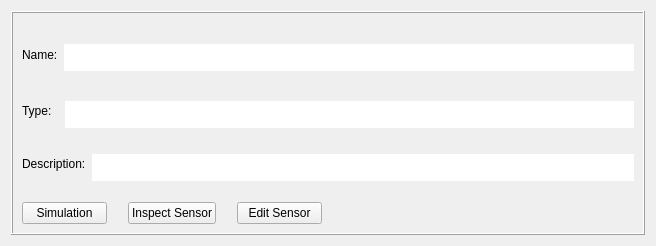
Old version of the form src/View/infowidget.ui in the repository MatteoMazzotti0/EngineChart.
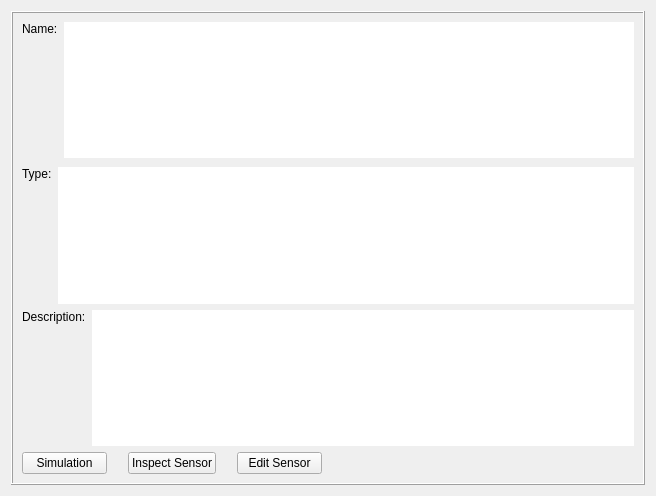
New version of the form.

The edit to the form file:
```diff
--- a/src/View/infowidget.ui
+++ b/src/View/infowidget.ui
@@ -10,7 +10,7 @@
     <x>0</x>
     <y>0</y>
     <width>656</width>
-    <height>246</height>
+    <height>496</height>
    </rect>
   </property>
   <property name="sizePolicy">
@@ -75,6 +75,9 @@
           <property name="text">
            <string>Name:</string>
           </property>
+          <property name="alignment">
+           <set>Qt::AlignmentFlag::AlignLeading|Qt::AlignmentFlag::AlignLeft|Qt::AlignmentFlag::AlignTop</set>
+          </property>
          </widget>
         </item>
         <item>
@@ -94,7 +97,7 @@
           <property name="maximumSize">
            <size>
             <width>16777215</width>
-            <height>20</height>
+            <height>16777215</height>
            </size>
           </property>
           <property name="frameShape">
@@ -164,36 +167,23 @@
           <property name="minimumSize">
            <size>
             <width>0</width>
-            <height>20</height>
+            <height>27</height>
            </size>
           </property>
           <property name="maximumSize">
            <size>
             <width>16777215</width>
-            <height>30</height>
+            <height>16777215</height>
            </size>
           </property>
           <property name="text">
            <string>Type:</string>
           </property>
+          <property name="alignment">
+           <set>Qt::AlignmentFlag::AlignLeading|Qt::AlignmentFlag::AlignLeft|Qt::AlignmentFlag::AlignTop</set>
+          </property>
          </widget>
         </item>
-        <item>
-         <spacer name="verticalSpacer">
-          <property name="orientation">
-           <enum>Qt::Orientation::Vertical</enum>
-          </property>
-          <property name="sizeType">
-           <enum>QSizePolicy::Policy::Fixed</enum>
-          </property>
-          <property name="sizeHint" stdset="0">
-           <size>
-            <width>7</width>
-            <height>26</height>
-           </size>
-          </property>
-         </spacer>
-        </item>
         <item>
          <widget class="QTextEdit" name="TypeDisplay">
           <property name="sizePolicy">
@@ -211,7 +201,7 @@
           <property name="maximumSize">
            <size>
             <width>16777215</width>
-            <height>20</height>
+            <height>16777215</height>
            </size>
           </property>
           <property name="frameShape">
@@ -252,6 +242,9 @@
           <property name="text">
            <string>Description:</string>
           </property>
+          <property name="alignment">
+           <set>Qt::AlignmentFlag::AlignLeading|Qt::AlignmentFlag::AlignLeft|Qt::AlignmentFlag::AlignTop</set>
+          </property>
          </widget>
         </item>
         <item>
@@ -271,7 +264,7 @@
           <property name="maximumSize">
            <size>
             <width>16777215</width>
-            <height>20</height>
+            <height>16777215</height>
            </size>
           </property>
           <property name="accessibleName">
```
